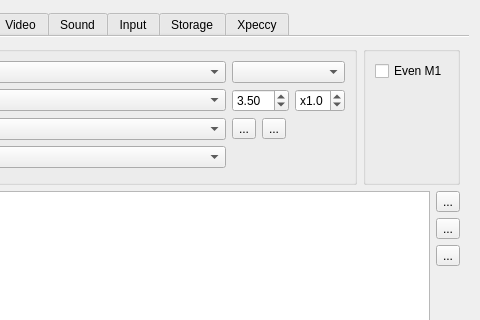
Old version of the form ui/setupwin.ui in the repository dotkoval/xpeccy-plus; both pictures show x 88 to 568 and y 0 to 320 of the 568 by 542 pixel window.
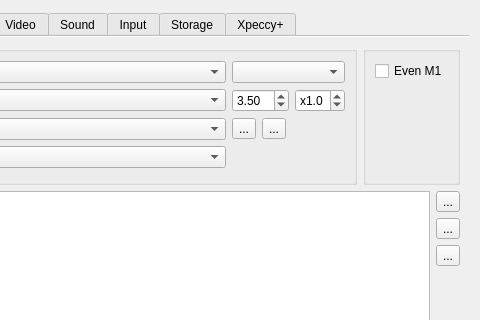
New version of the form. Icons and pictures are not drawn. Custom widgets are drawn as their Qt base class.

Commit message: Rebrand to Xpeccy+: product name, CalVer version, README

Patch:
```diff
--- a/ui/setupwin.ui
+++ b/ui/setupwin.ui
@@ -3020,7 +3020,7 @@
           <normaloff>:/images/xpeccy.png</normaloff>:/images/xpeccy.png</iconset>
         </attribute>
         <attribute name="title">
-         <string>Xpeccy</string>
+         <string>Xpeccy+</string>
         </attribute>
         <layout class="QVBoxLayout" name="verticalLayout_33">
          <item>
```
Left out of the diff: 2 changed lines with no effect on the pictures. The commit also changes 14 other files.
